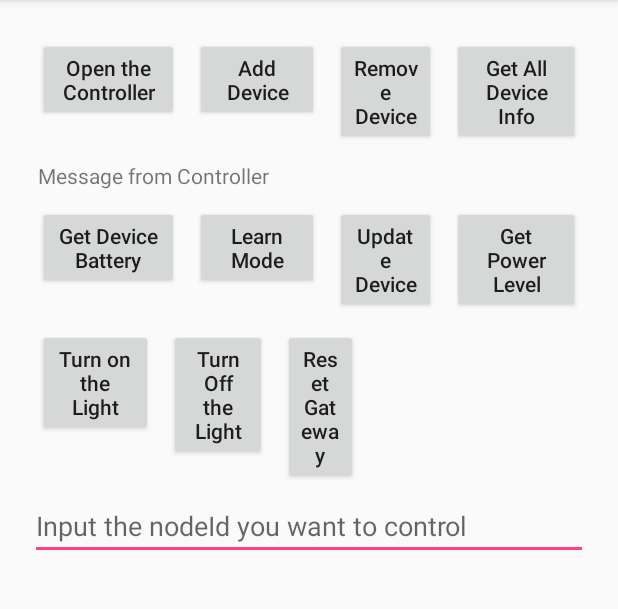
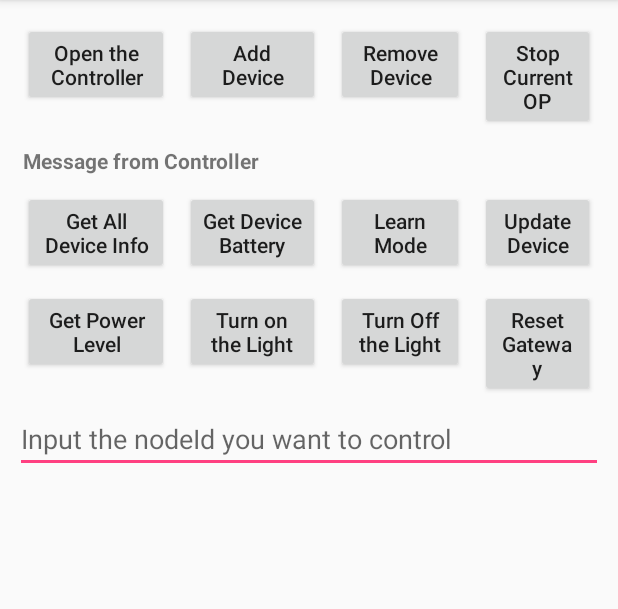
Before and after one commit to huimumua/Project_sig_ma, an Android app: the screen it shows after launch (MainActivity), on a phone screen of 412 x 824 dp, the part 84-693 px from its top. Run offline under Robolectric (Android 15) with nearby library versions, the phone set to English and light mode, and no system bars; libraries missing offline, so code that uses them is left out: com.askey.zwave, org.greenrobot.greendao; network calls fail; 2 statements that could not run were skipped.

Commit message:
Add stop current op control

```diff
--- a/app/src/main/java/com/askey/firefly/zwave/control/MainActivity.java
+++ b/app/src/main/java/com/askey/firefly/zwave/control/MainActivity.java
@@ -61,7 +61,7 @@ import org.json.JSONObject;
 
 public class MainActivity extends AppCompatActivity implements View.OnClickListener{
 
-    private Button btnAdd,btnRemove,btnGet,btnOpen,btnBarr,btnSensor,btnUpdate,btnReset;
+    private Button btnAdd,btnRemove,btnGet,btnOpen,btnBarr,btnSensor,btnUpdate,btnReset, btnStop;
     private TextView txAddResult,txRemoveResult,txDeviceInfo,txOpenResult;
     private String deviceResultString = null;
     private Handler handler=null;
@@ -75,7 +75,7 @@ public class MainActivity extends AppCompatActivity implements View.OnClickListe
     protected void onCreate(Bundle savedInstanceState) {
         super.onCreate(savedInstanceState);
         setContentView(R.layout.activity_main);
-        handler=new Handler();
+        handler = new Handler();
 
         btnAdd = (Button) findViewById(R.id.btn_add);
         btnRemove = (Button) findViewById(R.id.btn_remove);
@@ -89,6 +89,7 @@ public class MainActivity extends AppCompatActivity implements View.OnClickListe
         btnOn = (Button) findViewById(R.id.btn_on);
         btnOff = (Button) findViewById(R.id.btn_off);
         btnReset = (Button) findViewById(R.id.btn_reset);
+        btnStop = (Button) findViewById(R.id.btn_stop);
 
         btnAdd.setOnClickListener(this);
         btnRemove.setOnClickListener(this);
@@ -101,6 +102,7 @@ public class MainActivity extends AppCompatActivity implements View.OnClickListe
         btnOn.setOnClickListener(this);
         btnOff.setOnClickListener(this);
         btnReset.setOnClickListener(this);
+        btnStop.setOnClickListener(this);
 
         /*txAddResult = (TextView) findViewById(R.id.tx_add_result);
         txRemoveResult = (TextView) findViewById(R.id.tx_remove_result);
@@ -465,6 +467,14 @@ public class MainActivity extends AppCompatActivity implements View.OnClickListe
                     e.printStackTrace();
                 }
                 break;
+            case R.id.btn_stop:
+            try {
+                zwaveService.stopAddDevice(mCallback);
+            } catch (RemoteException e)
+            {
+                e.printStackTrace();
+            }
+            break;
         }
     }
 
@@ -472,7 +482,7 @@ public class MainActivity extends AppCompatActivity implements View.OnClickListe
         @Override
         public void run() {
             //更新界面
-            txOpenResult.setTextColor(Color.GREEN);
+            //txOpenResult.setTextColor(Color.GREEN);
             txOpenResult.setText(deviceResultString);
         }
     };
--- a/app/src/main/res/layout/activity_main.xml
+++ b/app/src/main/res/layout/activity_main.xml
@@ -4,7 +4,7 @@
     xmlns:tools="http://schemas.android.com/tools"
     android:layout_width="match_parent"
     android:layout_height="match_parent"
-    android:padding="20dip"
+    android:padding="10dip"
     android:orientation="vertical">
  <ScrollView
      android:layout_width="match_parent"
@@ -41,10 +41,10 @@
            android:textAllCaps="false"
             android:layout_margin="5dp"/>
         <Button
-           android:id="@+id/btn_get"
+           android:id="@+id/btn_stop"
            android:layout_width="wrap_content"
            android:layout_height="wrap_content"
-           android:text="Get All Device Info"
+           android:text="Stop Current OP"
            android:layout_weight="1"
            android:textAllCaps="false"
         android:layout_margin="5dp"/>
@@ -55,9 +55,18 @@
            android:layout_height="wrap_content"
            android:text="Message from Controller"
            android:layout_margin="5dp"
+           android:textStyle="bold"
            android:layout_weight="1"
             />
     <TableRow>
+      <Button
+           android:id="@+id/btn_get"
+           android:layout_width="wrap_content"
+           android:layout_height="wrap_content"
+           android:text="Get All Device Info"
+           android:layout_weight="1"
+           android:textAllCaps="false"
+        android:layout_margin="5dp"/>
         <Button
             android:id="@+id/btn_getBarr"
             android:layout_width="wrap_content"
@@ -65,8 +74,7 @@
             android:text="Get Device Battery"
             android:layout_weight="1"
             android:textAllCaps="false"
-            android:layout_margin="5dp"
-        />
+            android:layout_margin="5dp" />
 
         <Button
             android:id="@+id/btn_getSenser"
@@ -84,17 +92,17 @@
             android:layout_weight="1"
             android:textAllCaps="false"
             android:layout_margin="5dp"/>
+    </TableRow>
+
+    <TableRow>
       <Button
           android:id="@+id/btn_get_power"
           android:layout_width="wrap_content"
           android:layout_height="wrap_content"
           android:text="Get Power Level"
-            android:layout_weight="1"
+          android:layout_weight="0.25"
           android:textAllCaps="false"
           android:layout_margin="5dp"/>
-    </TableRow>
-
-    <TableRow>
       <Button
           android:id="@+id/btn_on"
           android:layout_width="wrap_content"
```
Lines whose indentation alone changed are shown as unchanged.
